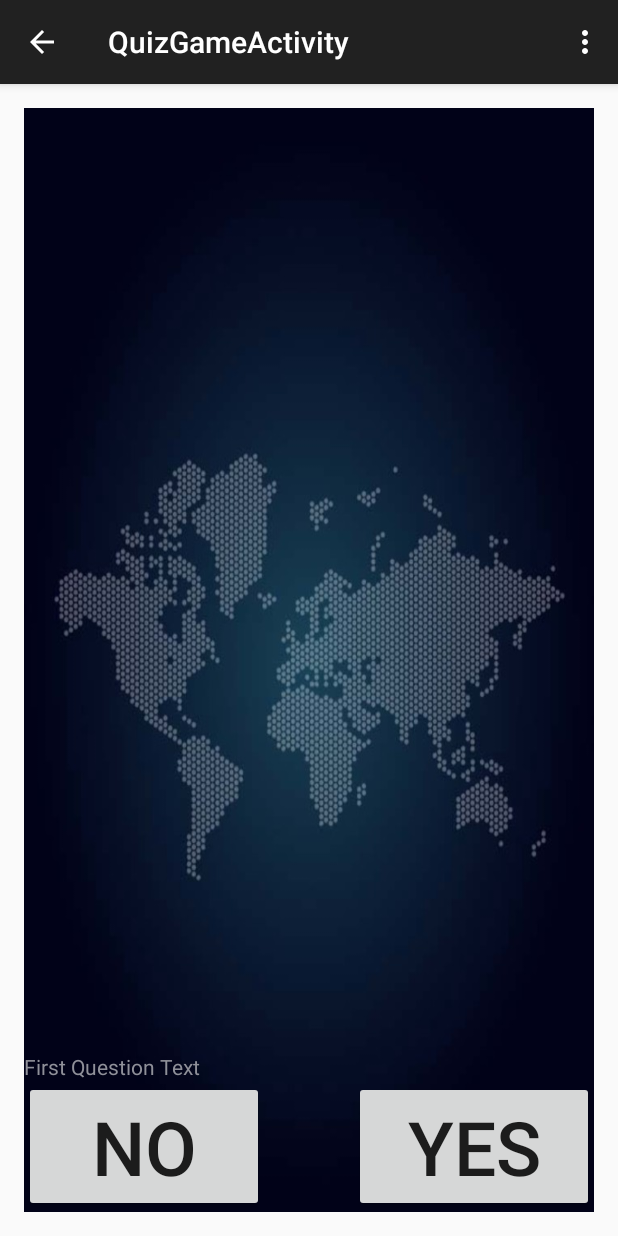
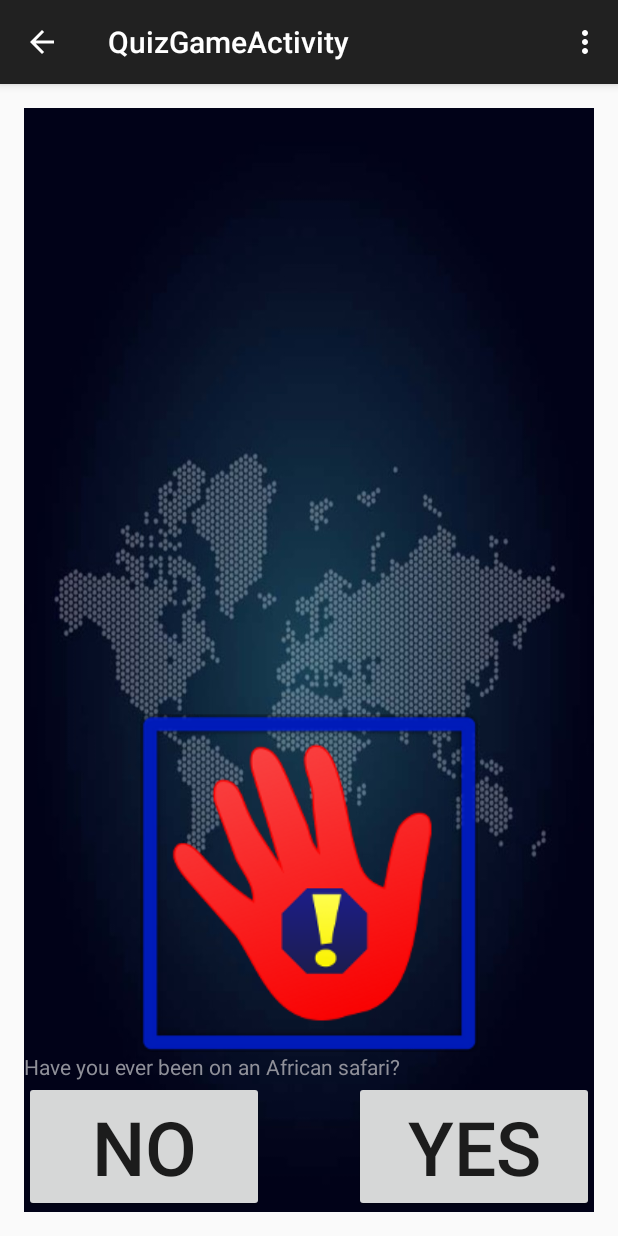
Before and after one commit to Maginear/BeenThereDownThat, an Android app: the QuizGameActivity screen opened directly, with no data from a screen before it, after a tap on "NO", on a phone screen of 412 x 824 dp. Run offline under Robolectric (Android 15) with nearby library versions, the phone set to English and light mode, and no system bars; 1 other tap on this screen came first.

Commit message:
almost finish the QuizGameActivity ( not test yet )

```diff
--- a/app/src/main/java/magi/myfirappinair/QuizGameActivity.java
+++ b/app/src/main/java/magi/myfirappinair/QuizGameActivity.java
@@ -9,16 +9,15 @@ import android.graphics.BitmapFactory;
 import android.graphics.drawable.BitmapDrawable;
 import android.graphics.drawable.Drawable;
 import android.os.Bundle;
+import android.support.annotation.Nullable;
 import android.util.Log;
 import android.view.LayoutInflater;
 import android.view.Menu;
 import android.view.MenuItem;
 import android.view.View;
-import android.widget.EditText;
+import android.widget.Button;
 import android.widget.ImageSwitcher;
-import android.widget.ImageView;
 import android.widget.TextSwitcher;
-import android.widget.TextView;
 import android.widget.ViewSwitcher;
 
 import org.xmlpull.v1.XmlPullParserException;
@@ -54,13 +53,44 @@ public class QuizGameActivity extends QuizActivity {
         mQuestionImage.setFactory(new MyImageSwitcherFactory());
 
         mQuestionText.setCurrentText("First Question Text");
-        //mQuestionImage.setImageDrawable();
+        //mQuestionImage.setImageDrawable;
 
+        // Initialize the Shared preferences
+        if (startQuestionNumber == 0) {
+            SharedPreferences.Editor editor = mGameSettings.edit();
+            editor.putInt(GAME_PREFERENCES_CURRENT_QUESTION, 1);
+            editor.apply();
+            startQuestionNumber = 1;
+        }
+
+
+        // Load the question
+        try {
+            loadQuestionBatch(startQuestionNumber);
+        } catch (Exception e) {
+            Log.e(DEBUG_TAG, "Loading initial question batch failed", e);
+        }
+
+
+        // If the question was loaded properly, display it
+        if (mQuestions.containsKey(startQuestionNumber)) {
+            // Set the text of the textSwitcher
+            mQuestionText.setCurrentText(getQuestionText(startQuestionNumber));
+
+            // Set the image of the imageSwitcher
+            Drawable image = getQuestionImageDrawable(startQuestionNumber);
+            mQuestionImage.setImageDrawable(image);
+        } else {
+            // Tell the user we don't have any new questions at this time
+            handleNoQuestions();
+        }
     }
 
     @Override
     public boolean onCreateOptionsMenu(Menu menu) {
         // Inflate the menu; this adds items to the action bar if it is present.
+        super.onCreateOptionsMenu(menu);
+
         getMenuInflater().inflate(R.menu.menu_quiz_game, menu);
 
         menu.findItem(R.id.help_menu_item).setIntent(new Intent(
@@ -90,29 +120,47 @@ public class QuizGameActivity extends QuizActivity {
     private class MyImageSwitcherFactory implements ViewSwitcher.ViewFactory {
         @Override
         public View makeView() {
-            ImageView imageView = (ImageView) LayoutInflater.from(
+            return LayoutInflater.from(
                     getApplicationContext()).inflate(R.layout.image_switcher_view,
                     mQuestionImage, false);
-            return imageView;
         }
     }
 
     private class MyTextSwitcherFactory implements ViewSwitcher.ViewFactory {
         @Override
         public View makeView() {
-            TextView textView = (TextView) LayoutInflater.from(
+            return LayoutInflater.from(
                     getApplicationContext()).inflate(R.layout.text_switcher_view,
                     mQuestionText, false);
-            return textView;
 
         }
     }
 
-    public void onYesButton(View view) {
-        mQuestionText.setCurrentText("First Question Text");
+    private void handleNoQuestions() {
+        TextSwitcher questionTextSwitcher = (TextSwitcher) findViewById(R.id.TextSwitcher_QuestionText);
+        questionTextSwitcher.setText(getResources().getText(R.string.no_questions));
+        ImageSwitcher questionImageSwitcher = (ImageSwitcher) findViewById(R.id.ImageSwitcher_QuestionImage);
+        questionImageSwitcher.setImageResource(R.drawable.noquestion);
+
+        // Disable yes button
+        Button yesButton = (Button) findViewById(R.id.Button_Yes);
+        yesButton.setEnabled(false);
+
+        // Disable no button
+        Button noBUtton = (Button) findViewById(R.id.Button_No);
+        noBUtton.setEnabled(false);
     }
 
-    public Drawable getQuestionImageDrawable(int questionNumber) {
+    public void onYesButton(View view) {
+        handleAnswerAndShowNextQuestion(true);
+    }
+
+
+    public void onNoButton (View view) {
+        handleAnswerAndShowNextQuestion(false);
+    }
+
+    private Drawable getQuestionImageDrawable(int questionNumber) {
         Drawable image;
         URL imageUrl;
         try {
@@ -155,13 +203,13 @@ public class QuizGameActivity extends QuizActivity {
         // Update score if answer is "yes"
         SharedPreferences.Editor editor = mGameSettings.edit();
         editor.putInt(GAME_PREFERENCES_CURRENT_QUESTION, nextQuestionNumber);
-        if (bAnswer == true) {
+        if (bAnswer) {
             editor.putInt(GAME_PREFERENCES_SCORE, curScore + 1);
         }
-        editor.commit();
+        editor.apply();
 
         // Load the next question, handling if there are no more questions
-        if (mQuestions.containsKey(nextQuestionNumber) == false) {
+        if (mQuestions.containsKey(nextQuestionNumber)) {
             // Load next batch
             try {
                 loadQuestionBatch(nextQuestionNumber);
@@ -170,7 +218,7 @@ public class QuizGameActivity extends QuizActivity {
             }
         }
 
-        if (mQuestions.containsKey(nextQuestionNumber) == true) {
+        if (mQuestions.containsKey(nextQuestionNumber)) {
             //Update question text
             TextSwitcher questionTextSwitcher = (TextSwitcher) findViewById(R.id.TextSwitcher_QuestionText);
             questionTextSwitcher.setText(getQuestionText(nextQuestionNumber));
@@ -180,7 +228,7 @@ public class QuizGameActivity extends QuizActivity {
             Drawable image = getQuestionImageDrawable(nextQuestionNumber);
             questionImageSwitcher.setImageDrawable(image);
         } else {
-
+            handleNoQuestions();
         }
     }
 
@@ -192,7 +240,7 @@ public class QuizGameActivity extends QuizActivity {
      */
     private String getQuestionImageUrl(Integer questionNumber) {
         String url = null;
-        Question curQuestion = (Question) mQuestions.get(questionNumber);
+        Question curQuestion = mQuestions.get(questionNumber);
         if (curQuestion != null) {
             url = curQuestion.mImageUrl;
         }
@@ -207,7 +255,8 @@ public class QuizGameActivity extends QuizActivity {
      */
     private String getQuestionText(Integer questionNumber) {
         String text = null;
-        Question curQuestion = mQuestions.get(questionNumber);
+        Question curQuestion;
+        curQuestion = mQuestions.get(questionNumber);
         if (curQuestion != null) {
             text = curQuestion.mText;
         }
@@ -249,7 +298,7 @@ public class QuizGameActivity extends QuizActivity {
                 if (strName.equals(XML_TAG_QUESTION)) {
 
                     String questionNumber = questionBatch.getAttributeValue(null, XML_TAG_QUESTION_ATTRIBUTE_NUMBER);
-                    Integer questionNum = new Integer(questionNumber);
+                    Integer questionNum = Integer.valueOf(questionNumber);
                     String questionText = questionBatch.getAttributeValue(null, XML_TAG_QUESTION_ATTRIBUTE_TEXT);
                     String questionImageUrl = questionBatch.getAttributeValue(null, XML_TAG_QUESTION_ATTRIBUTE_IMAGEURL);
 
--- a/app/src/main/res/values/strings.xml
+++ b/app/src/main/res/values/strings.xml
@@ -59,4 +59,5 @@
     <string name="game_button_yes">YES</string>
     <string name="game_button_no">NO</string>
 
+    <string name="no_questions">No more questions available. Try back later.</string>
 </resources>
--- a/app/src/main/res/xml/samplequestions01.xml
+++ b/app/src/main/res/xml/samplequestions01.xml
@@ -1,4 +1,15 @@
 <?xml version="1.0" encoding="utf-8"?>
-<PreferenceScreen xmlns:android="http://schemas.android.com/apk/res/android">
-
-</PreferenceScreen>
+<questions>
+    <question
+        number="1"
+        text="Have you ever been on an African safari?"
+        imgerUrl="http://www.perlgurl.org/Android/BeenThereDoneThat/Questions/q1.png" />
+    <question
+        number="2"
+        text="Have you ever climbed a mountain?"
+        imageUrl="http://www.perlgurl.org/Android/BeenThereDoneThat/Questions/q2.png" />
+    <question
+        number="3"
+        text="Have you ever milked a cow?"
+        imageUrl="http://www.perlgurl.org/Android/BeenThereDoneThat/Questions/q3.png" />
+</questions>
```
Also changed, not shown: 2 other files.
